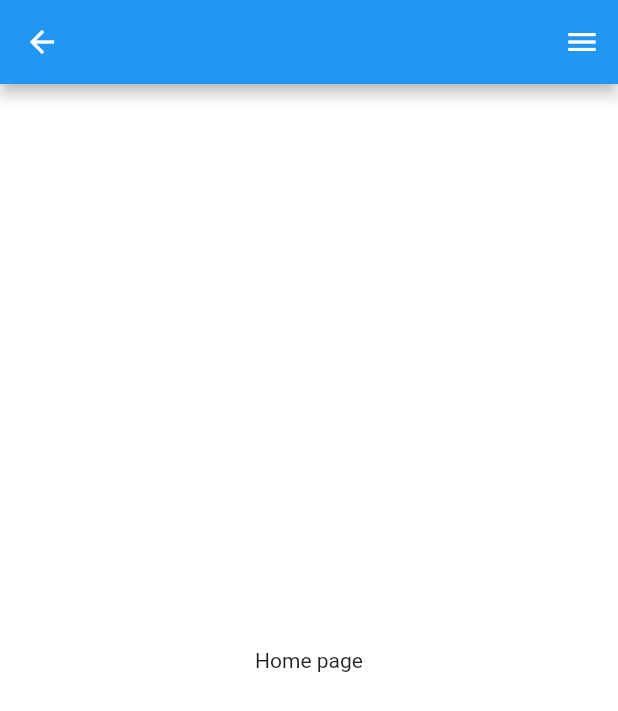
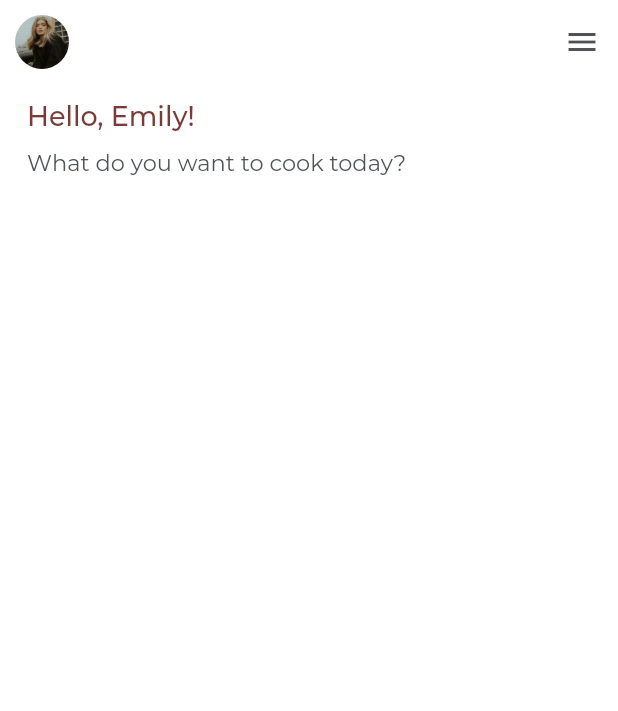
Before and after one commit to savdev-ua/recipes_app, a Flutter app: the HomePage screen opened directly, on a phone screen of 412 x 824 dp. Shown: the top 711 px of the screen. Run offline on Flutter 3.47's test engine with Material 2 defaults, Android fonts, the phone set to English and light mode, and no system bars.

Commit message:
Changed home page appbar ui and added text

```diff
--- a/lib/pages/home_page.dart
+++ b/lib/pages/home_page.dart
@@ -1,21 +1,46 @@
 import 'package:flutter/material.dart';
+import 'package:recipes_app/constants.dart';
 import 'package:recipes_app/widgets/bottom_menu.dart';
+import 'package:recipes_app/widgets/homepage_text.dart';
 class HomePage extends StatelessWidget {
   const HomePage({Key? key}) : super(key: key);
 
   @override
   Widget build(BuildContext context) {
     return Scaffold(
-        appBar: AppBar(),
+        appBar: AppBar(
+          elevation: 0,
+          iconTheme: IconThemeData(color: kGrayColor),
+          backgroundColor: Colors.transparent,
+          leading: Padding(
+            padding: EdgeInsets.all(10),
+            child: Container(
+                height: 15,
+                child: ClipRRect(
+                  borderRadius: BorderRadius.circular(50),
+                  child: Image.asset(
+                      'assets/images/profile.png',
+                  fit: BoxFit.fill,
+                  ),
+                ),
+              ),
+          ),
+          ),
+
         endDrawer: Drawer(
+
         child: BottomMenu(page: 1,),
       ),
       // appBar: AppBar(
       //   title: Text("Log in"),
       // ),
-      body: Center(
-      child: Text('Home page'),
-      )
+      body: Column(
+      children: [
+        HomePageText(
+            title: 'Hello, Emily!',
+            subtitle: 'What do you want to cook today?')
+      ],
+       )
     );
   }
 }
--- /dev/null
+++ b/lib/widgets/homepage_text.dart
@@ -0,0 +1,45 @@
+import 'package:flutter/material.dart';
+import 'package:recipes_app/constants.dart';
+
+class HomePageText extends StatelessWidget {
+  var title = '';
+  var subtitle = '';
+  HomePageText({Key? key, required this.title, required this.subtitle})
+      : super(key: key);
+
+  @override
+  Widget build(BuildContext context) {
+    return Padding(
+      padding: const EdgeInsets.symmetric(vertical: 11.0),
+      child: Padding(
+        padding: const EdgeInsets.only(left:18.0),
+        child: Column(
+          crossAxisAlignment: CrossAxisAlignment.start,
+          children: [
+            Text(
+              title,
+              //textAlign: TextAlign.left,
+              style: TextStyle(
+                  fontFamily:'Montserrat',
+                  fontSize: 18,
+                  fontWeight: FontWeight.w500,
+                  color: kTextColor
+              ),
+            ),
+            SizedBox(height: 10,),
+            Text(
+              subtitle,
+              //textAlign: TextAlign.left,
+              style: TextStyle(
+                  fontFamily:'Montserrat',
+                  fontSize: 15,
+                  fontWeight: FontWeight.w400,
+                  color: kGrayColor
+              ),
+            )
+          ],
+        ),
+      ),
+    );
+  }
+}
```
